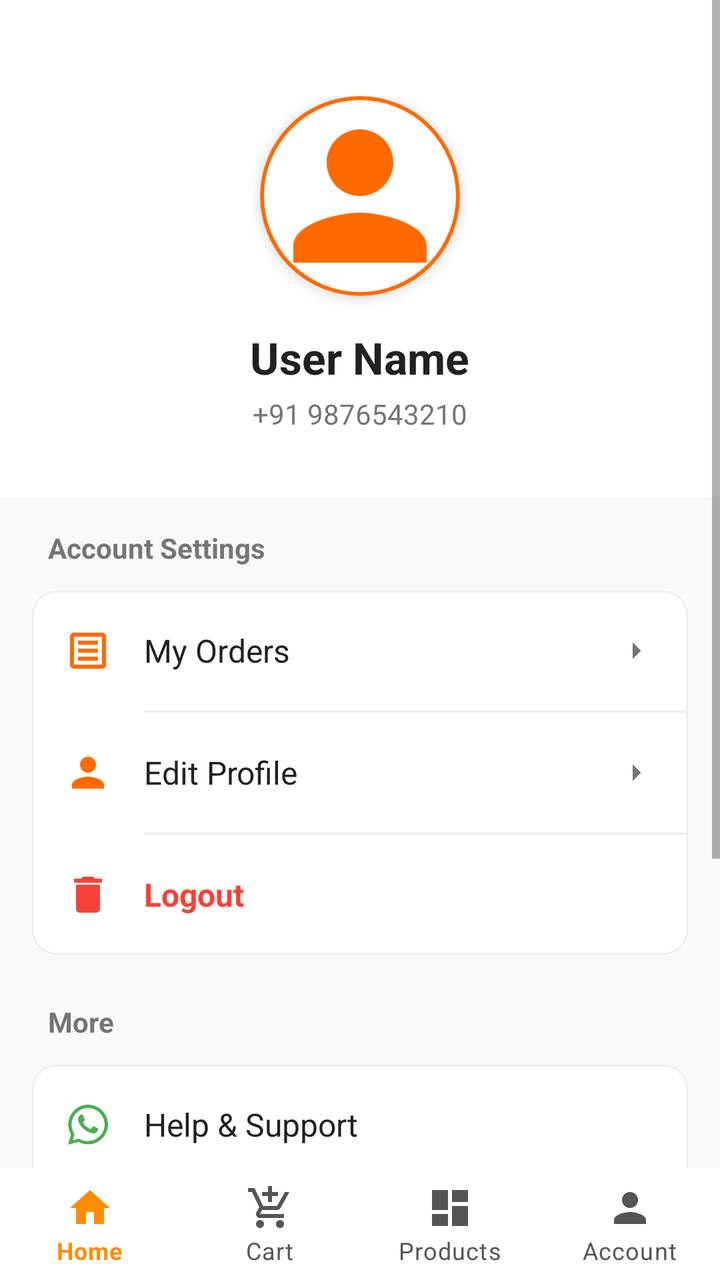
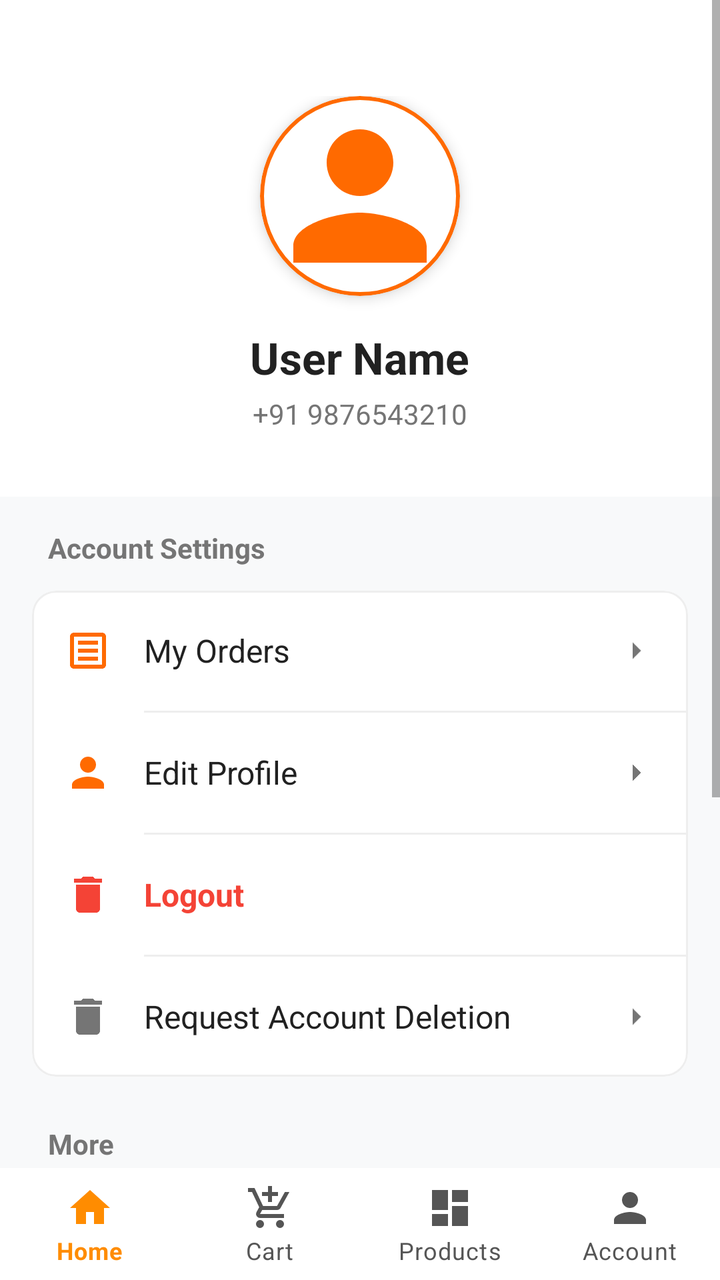

Two renders of the same Android screen: before a commit and after it. Below are the layout's source before the change and the commit's diff.
<!-- AndroidManifest.xml: application theme Theme.BulkAgrochem -->
<!-- res/layout/activity_profile.xml -->
<?xml version="1.0" encoding="utf-8"?>
<LinearLayout xmlns:android="http://schemas.android.com/apk/res/android"
    xmlns:app="http://schemas.android.com/apk/res-auto"
    android:layout_width="match_parent"
    android:layout_height="match_parent"
    android:fitsSystemWindows="true"
    android:orientation="vertical"
    android:background="@color/static_white">

    <LinearLayout
        android:layout_width="match_parent"
        android:layout_height="0dp"
        android:layout_weight="1"
        android:orientation="vertical"
        android:background="@color/static_bg">

        <ScrollView
            android:layout_width="match_parent"
            android:layout_height="match_parent"
            android:overScrollMode="never">

            <LinearLayout
                android:layout_width="match_parent"
                android:layout_height="wrap_content"
                android:background="@color/static_bg"
                android:orientation="vertical">

                
                <LinearLayout
                    android:layout_width="match_parent"
                    android:layout_height="wrap_content"
                    android:background="@color/white"
                    android:gravity="center"
                    android:paddingTop="48dp"
                    android:paddingBottom="32dp"
                    android:orientation="vertical">

                    <com.google.android.material.card.MaterialCardView
                        android:layout_width="100dp"
                        android:layout_height="100dp"
                        app:cardCornerRadius="50dp"
                        app:cardElevation="4dp"
                        app:strokeWidth="2dp"
                        app:strokeColor="@color/orange_brand"
                        app:cardBackgroundColor="@color/static_white">

                        <ImageView
                            android:id="@+id/ivProfileImage"
                            android:layout_width="match_parent"
                            android:layout_height="match_parent"
                            android:scaleType="centerCrop"
                            android:src="@drawable/ic_profile"
                            app:tint="@color/orange_brand"/>
                    </com.google.android.material.card.MaterialCardView>

                    <TextView
                        android:id="@+id/tvUserName"
                        android:layout_width="wrap_content"
                        android:layout_height="wrap_content"
                        android:text="User Name"
                        android:textSize="22sp"
                        android:textStyle="bold"
                        android:textColor="@color/static_text"
                        android:layout_marginTop="16dp"/>

                    <TextView
                        android:id="@+id/tvLoggedInNumber"
                        android:layout_width="wrap_content"
                        android:layout_height="wrap_content"
                        android:text="+91 9876543210"
                        android:textSize="14sp"
                        android:textColor="@color/static_text_sec"
                        android:layout_marginTop="4dp"/>
                </LinearLayout>

                
                <LinearLayout
                    android:layout_width="match_parent"
                    android:layout_height="wrap_content"
                    android:orientation="vertical"
                    android:padding="16dp">

                    <TextView
                        android:layout_width="wrap_content"
                        android:layout_height="wrap_content"
                        android:text="Account Settings"
                        android:textSize="14sp"
                        android:textStyle="bold"
                        android:textColor="@color/static_text_sec"
                        android:layout_marginBottom="12dp"
                        android:layout_marginStart="8dp"/>

                    <com.google.android.material.card.MaterialCardView
                        android:layout_width="match_parent"
                        android:layout_height="wrap_content"
                        app:cardCornerRadius="12dp"
                        app:cardElevation="0dp"
                        app:strokeWidth="1dp"
                        app:strokeColor="@color/static_divider"
                        app:cardBackgroundColor="@color/static_white">

                        <LinearLayout
                            android:layout_width="match_parent"
                            android:layout_height="wrap_content"
                            android:orientation="vertical">

                            
                            <LinearLayout
                                android:id="@+id/btnMyOrders"
                                android:layout_width="match_parent"
                                android:layout_height="60dp"
                                android:gravity="center_vertical"
                                android:paddingStart="16dp"
                                android:paddingEnd="16dp"
                                android:background="?attr/selectableItemBackground"
                                android:clickable="true"
                                android:focusable="true">
                                <ImageView
                                    android:layout_width="24dp"
                                    android:layout_height="24dp"
                                    android:src="@drawable/ic_orders"
                                    app:tint="@color/orange_brand"/>
                                <TextView
                                    android:layout_width="0dp"
                                    android:layout_height="wrap_content"
                                    android:layout_weight="1"
                                    android:text="My Orders"
                                    android:textSize="16sp"
                                    android:textColor="@color/static_text"
                                    android:layout_marginStart="16dp"/>
                                <ImageView
                                    android:layout_width="20dp"
                                    android:layout_height="20dp"
                                    android:src="@drawable/ic_arrow_drop_down"
                                    android:rotation="-90"
                                    app:tint="@color/static_text_sec"/>
                            </LinearLayout>

                            <View
                                android:layout_width="match_parent"
                                android:layout_height="1dp"
                                android:background="@color/static_divider"
                                android:layout_marginStart="56dp"/>

                            
                            <LinearLayout
                                android:id="@+id/btnEditProfile"
                                android:layout_width="match_parent"
                                android:layout_height="60dp"
                                android:gravity="center_vertical"
                                android:paddingStart="16dp"
                                android:paddingEnd="16dp"
                                android:background="?attr/selectableItemBackground"
                                android:clickable="true"
                                android:focusable="true">
                                <ImageView
                                    android:layout_width="24dp"
                                    android:layout_height="24dp"
                                    android:src="@drawable/ic_profile"
                                    app:tint="@color/orange_brand"/>
                                <TextView
                                    android:layout_width="0dp"
                                    android:layout_height="wrap_content"
                                    android:layout_weight="1"
                                    android:text="Edit Profile"
                                    android:textSize="16sp"
                                    android:textColor="@color/static_text"
                                    android:layout_marginStart="16dp"/>
                                <ImageView
                                    android:layout_width="20dp"
                                    android:layout_height="20dp"
                                    android:src="@drawable/ic_arrow_drop_down"
                                    android:rotation="-90"
                                    app:tint="@color/static_text_sec"/>
                            </LinearLayout>

                            <View
                                android:layout_width="match_parent"
                                android:layout_height="1dp"
                                android:background="@color/static_divider"
                                android:layout_marginStart="56dp"/>

                            
                            <LinearLayout
                                android:id="@+id/btnLogout"
                                android:layout_width="match_parent"
                                android:layout_height="60dp"
                                android:gravity="center_vertical"
                                android:paddingStart="16dp"
                                android:paddingEnd="16dp"
                                android:background="?attr/selectableItemBackground"
                                android:clickable="true"
                                android:focusable="true">
                                <ImageView
                                    android:layout_width="24dp"
                                    android:layout_height="24dp"
                                    android:src="@drawable/ic_delete"
                                    app:tint="#F44336"/>
                                <TextView
                                    android:layout_width="0dp"
                                    android:layout_height="wrap_content"
                                    android:layout_weight="1"
                                    android:text="Logout"
                                    android:textSize="16sp"
                                    android:textStyle="bold"
                                    android:textColor="#F44336"
                                    android:layout_marginStart="16dp"/>
                            </LinearLayout>

                        </LinearLayout>
                    </com.google.android.material.card.MaterialCardView>

                    
                    <TextView
                        android:layout_width="wrap_content"
                        android:layout_height="wrap_content"
                        android:text="More"
                        android:textSize="14sp"
                        android:textStyle="bold"
                        android:textColor="@color/static_text_sec"
                        android:layout_marginTop="24dp"
                        android:layout_marginBottom="12dp"
                        android:layout_marginStart="8dp"/>

                    <com.google.android.material.card.MaterialCardView
                        android:layout_width="match_parent"
                        android:layout_height="wrap_content"
                        app:cardCornerRadius="12dp"
                        app:cardElevation="0dp"
                        app:strokeWidth="1dp"
                        app:strokeColor="@color/static_divider"
                        app:cardBackgroundColor="@color/static_white">

                        <LinearLayout
                            android:layout_width="match_parent"
                            android:layout_height="wrap_content"
                            android:orientation="vertical">

                            
                            <LinearLayout
                                android:id="@+id/btnHelpSupport"
                                android:layout_width="match_parent"
                                android:layout_height="60dp"
                                android:gravity="center_vertical"
                                android:paddingStart="16dp"
                                android:paddingEnd="16dp"
                                android:background="?attr/selectableItemBackground"
                                android:clickable="true"
                                android:focusable="true">
                                <ImageView
                                    android:layout_width="24dp"
                                    android:layout_height="24dp"
                                    android:src="@drawable/ic_whatsapp"
                                    app:tint="@color/green" />
                                <TextView
                                    android:layout_width="0dp"
                                    android:layout_height="wrap_content"
                                    android:layout_weight="1"
                                    android:text="Help &amp; Support"
                                    android:textSize="16sp"
                                    android:textColor="@color/static_text"
                                    android:layout_marginStart="16dp"/>
                            </LinearLayout>

                            <View
                                android:layout_width="match_parent"
                                android:layout_height="1dp"
                                android:background="@color/static_divider"
                                android:layout_marginStart="56dp"/>

                            
                            <LinearLayout
                                android:id="@+id/btnRefundPolicy"
                                android:layout_width="match_parent"
                                android:layout_height="60dp"
                                android:gravity="center_vertical"
                                android:paddingStart="16dp"
                                android:paddingEnd="16dp"
                                android:background="?attr/selectableItemBackground"
                                android:clickable="true"
                                android:focusable="true">
                                <ImageView
                                    android:layout_width="24dp"
                                    android:layout_height="24dp"
                                    android:src="@drawable/ic_refund"
                                    app:tint="@color/orange_brand" />
                                <TextView
                                    android:layout_width="0dp"
                                    android:layout_height="wrap_content"
                                    android:layout_weight="1"
                                    android:text="Refund and Returns Policy"
                                    android:textSize="16sp"
                                    android:textColor="@color/static_text"
                                    android:layout_marginStart="16dp"/>
                                <ImageView
                                    android:layout_width="20dp"
                                    android:layout_height="20dp"
                                    android:src="@drawable/ic_arrow_drop_down"
                                    android:rotation="-90"
                                    app:tint="@color/static_text_sec"/>
                            </LinearLayout>

                            <View
                                android:layout_width="match_parent"
                                android:layout_height="1dp"
                                android:background="@color/static_divider"
                                android:layout_marginStart="56dp"/>

                            
                            <LinearLayout
                                android:id="@+id/btnShippingPolicy"
                                android:layout_width="match_parent"
                                android:layout_height="60dp"
                                android:gravity="center_vertical"
                                android:paddingStart="16dp"
                                android:paddingEnd="16dp"
                                android:background="?attr/selectableItemBackground"
                                android:clickable="true"
                                android:focusable="true">
                                <ImageView
                                    android:layout_width="24dp"
                                    android:layout_height="24dp"
                                    android:src="@drawable/ic_shipping"
                                    app:tint="@color/orange_brand" />
                                <TextView
                                    android:layout_width="0dp"
                                    android:layout_height="wrap_content"
                                    android:layout_weight="1"
                                    android:text="Shipping Policy"
                                    android:textSize="16sp"
                                    android:textColor="@color/static_text"
                                    android:layout_marginStart="16dp"/>
                                <ImageView
                                    android:layout_width="20dp"
                                    android:layout_height="20dp"
                                    android:src="@drawable/ic_arrow_drop_down"
                                    android:rotation="-90"
                                    app:tint="@color/static_text_sec"/>
                            </LinearLayout>

                        </LinearLayout>
                    </com.google.android.material.card.MaterialCardView>

                </LinearLayout>

                <TextView
                    android:layout_width="match_parent"
                    android:layout_height="wrap_content"
                    android:text="Version 7.0.0"
                    android:textAlignment="center"
                    android:textColor="@color/static_text_sec"
                    android:textSize="12sp"
                    android:layout_marginTop="16dp"
                    android:layout_marginBottom="32dp"/>

            </LinearLayout>
        </ScrollView>
    </LinearLayout>

    <include layout="@layout/layout_bottom_nav" />

</LinearLayout>
<!-- res/layout/layout_bottom_nav.xml (included above) -->
<?xml version="1.0" encoding="utf-8"?>
<com.google.android.material.bottomnavigation.BottomNavigationView
    xmlns:android="http://schemas.android.com/apk/res/android"
    xmlns:app="http://schemas.android.com/apk/res-auto"
    android:id="@+id/bottom_navigation"
    android:layout_width="match_parent"
    android:layout_height="wrap_content"
    android:background="@android:color/white"
    app:backgroundTint="@null"
    app:menu="@menu/bottom_nav_menu"
    app:labelVisibilityMode="labeled"
    app:itemIconTint="@color/bottom_nav_colors"
    app:itemTextColor="@color/bottom_nav_colors"
    app:elevation="0dp"
    app:paddingBottomSystemWindowInsets="false"
    app:paddingLeftSystemWindowInsets="false"
    app:paddingRightSystemWindowInsets="false" />
<!-- resources referenced by this layout -->
<resources>
  <color name="green">#4CAF50</color>
  <color name="orange_brand">#FF6A00</color>
  <color name="static_bg">#F8F9FA</color>
  <color name="static_divider">#EEEEEE</color>
  <color name="static_text">#212121</color>
  <color name="static_text_sec">#757575</color>
  <color name="static_white">#FFFFFF</color>
  <color name="white">#FFFFFFFF</color>
  <!-- drawable ic_arrow_drop_down (drawable) -->
  <vector xmlns:android="http://schemas.android.com/apk/res/android"
      android:width="24dp"
      android:height="24dp"
      android:viewportWidth="24"
      android:viewportHeight="24"
      android:tint="?attr/colorControlNormal">
    <path
        android:fillColor="@android:color/white"
        android:pathData="M7,10l5,5 5,-5z"/>
  </vector>
  <!-- drawable ic_delete (drawable) -->
  <vector xmlns:android="http://schemas.android.com/apk/res/android"
      android:width="24dp"
      android:height="24dp"
      android:viewportWidth="24"
      android:viewportHeight="24"
      android:tint="#FF0000">
    <path
        android:fillColor="@android:color/white"
        android:pathData="M6,19c0,1.1 0.9,2 2,2h8c1.1,0 2,-0.9 2,-2V7H6v12zM19,4h-3.5l-1,-1h-5l-1,1H5v2h14V4z"/>
  </vector>
  <!-- drawable ic_orders (drawable) -->
  <vector xmlns:android="http://schemas.android.com/apk/res/android"
      android:width="24dp"
      android:height="24dp"
      android:viewportWidth="24"
      android:viewportHeight="24"
      android:tint="@color/black">
    <path
        android:fillColor="@android:color/white"
        android:pathData="M19,3H5C3.89,3 3,3.9 3,5V19C3,20.1 3.89,21 5,21H19C20.1,21 21,20.1 21,19V5C21,3.9 20.1,3 19,3M19,19H5V5H19V19M7,7H17V9H7V7M7,11H17V13H7V11M7,15H17V17H7V15"/>
  </vector>
  <!-- drawable ic_profile (drawable) -->
  <?xml version="1.0" encoding="utf-8"?>
  <vector xmlns:android="http://schemas.android.com/apk/res/android"
      android:width="24dp"
      android:height="24dp"
      android:viewportWidth="24"
      android:viewportHeight="24">
  
      <path
          android:fillColor="@android:color/black"
          android:pathData="M12,12c2.21,0 4,-1.79 4,-4s-1.79,-4 -4,-4 -4,1.79 -4,4 1.79,4 4,4zM12,14c-2.67,0 -8,1.34 -8,4v2h16v-2c0,-2.66 -5.33,-4 -8,-4z" />
  </vector>
  <!-- drawable ic_refund (drawable) -->
  <vector xmlns:android="http://schemas.android.com/apk/res/android"
      android:width="24dp"
      android:height="24dp"
      android:viewportWidth="24"
      android:viewportHeight="24">
      <path
          android:fillColor="#000000"
          android:pathData="M12,5V1L7,6l5,5V7c3.31,0 6,2.69 6,6s-2.69,6 -6,6 -6,-2.69 -6,-6H4c0,4.42 3.58,8 8,8s8,-3.58 8,-8 -3.58,-8 -8,-8z" />
  </vector>
  <style name="Theme.BulkAgrochem" parent="Base.Theme.BulkAgrochem" />
  <color name="black">#FF000000</color>
  <style name="Base.Theme.BulkAgrochem" parent="Theme.MaterialComponents.DayNight.NoActionBar">
          
          <item name="colorPrimary">@color/colorPrimary</item>
          <item name="colorPrimaryVariant">@color/colorPrimaryDark</item>
          <item name="colorOnPrimary">@color/colorOnPrimary</item>
  
          <item name="android:windowBackground">@android:color/white</item>
          <item name="colorSurface">@android:color/white</item>
  
          
          <item name="android:statusBarColor">@android:color/white</item>
          <item name="android:windowLightStatusBar">true</item>
      </style>
  <color name="colorPrimary">@color/orange_brand</color>
  <color name="colorPrimaryDark">@color/black</color>
  <color name="colorOnPrimary">@color/white</color>
  <!-- unchanged entries left out for length: 2 -->
</resources>

<!-- the commit's change to res/layout/activity_profile.xml (unified diff, before → after) -->
@@ -174,6 +174,7 @@
                                     app:tint="@color/static_text_sec"/>
                             </LinearLayout>
 
+
                             <View
                                 android:layout_width="match_parent"
                                 android:layout_height="1dp"
@@ -206,6 +207,45 @@
                                     android:textColor="#F44336"
                                     android:layout_marginStart="16dp"/>
                             </LinearLayout>
+
+                            <View
+                                android:layout_width="match_parent"
+                                android:layout_height="1dp"
+                                android:background="@color/static_divider"
+                                android:layout_marginStart="56dp"/>
+
+                            
+                            <LinearLayout
+                                android:id="@+id/btnRequestDelete"
+                                android:layout_width="match_parent"
+                                android:layout_height="60dp"
+                                android:gravity="center_vertical"
+                                android:paddingStart="16dp"
+                                android:paddingEnd="16dp"
+                                android:background="?attr/selectableItemBackground"
+                                android:clickable="true"
+                                android:focusable="true">
+                                <ImageView
+                                    android:layout_width="24dp"
+                                    android:layout_height="24dp"
+                                    android:src="@drawable/ic_delete"
+                                    app:tint="@color/static_text_sec"/>
+                                <TextView
+                                    android:layout_width="0dp"
+                                    android:layout_height="wrap_content"
+                                    android:layout_weight="1"
+                                    android:text="Request Account Deletion"
+                                    android:textSize="16sp"
+                                    android:textColor="@color/static_text"
+                                    android:layout_marginStart="16dp"/>
+                                <ImageView
+                                    android:layout_width="20dp"
+                                    android:layout_height="20dp"
+                                    android:src="@drawable/ic_arrow_drop_down"
+                                    android:rotation="-90"
+                                    app:tint="@color/static_text_sec"/>
+                            </LinearLayout>
+
 
                         </LinearLayout>
                     </com.google.android.material.card.MaterialCardView>
@@ -346,7 +386,7 @@
                 <TextView
                     android:layout_width="match_parent"
                     android:layout_height="wrap_content"
-                    android:text="Version 7.0.0"
+                    android:text="Version 11.0.0"
                     android:textAlignment="center"
                     android:textColor="@color/static_text_sec"
                     android:textSize="12sp"
